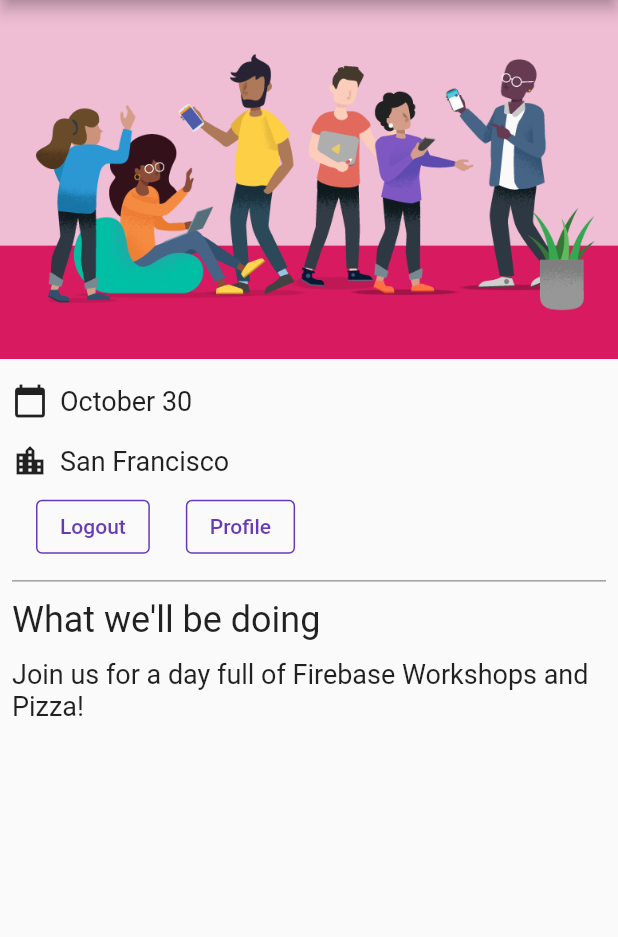
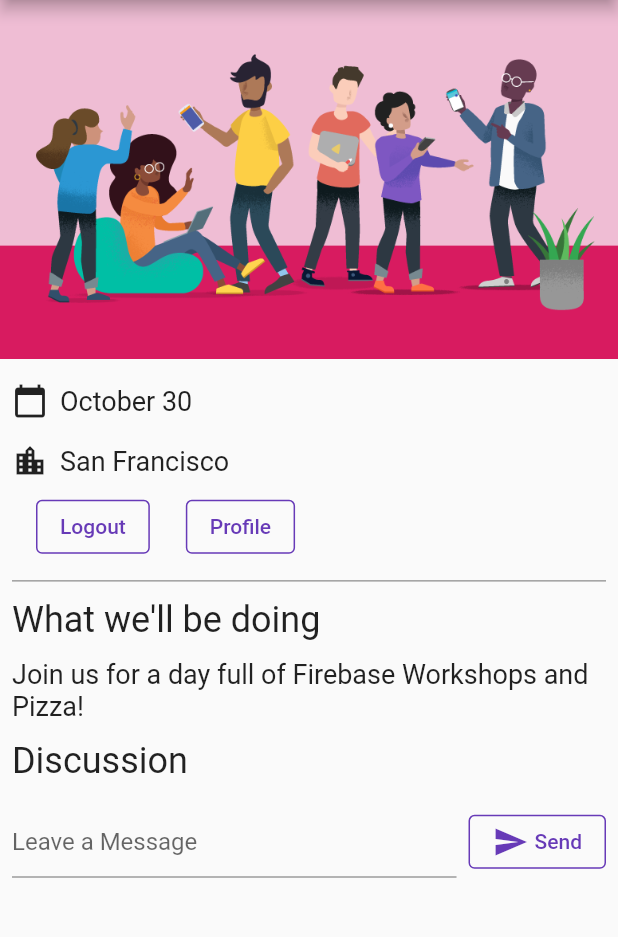
Before and after one commit to kihyeonkwon/gtk-flutter-firebase, a Flutter app: the screen it shows once a user with an empty profile is signed in, on a phone screen of 412 x 824 dp, the part 84-1021 px from its top. Run offline on Flutter 3.47's test engine with Material 2 defaults, Android fonts, the phone set to English and light mode, and no system bars; our stand-ins replace cloud_firestore, firebase_auth, firebase_core, google_fonts; missing offline and left inert: firebase_ui_auth; accounts and stored records are empty.

Commit message:
write message to firestore

```diff
--- a/lib/home_page.dart
+++ b/lib/home_page.dart
@@ -43,6 +43,20 @@ class HomePage extends StatelessWidget {
           const Paragraph(
             'Join us for a day full of Firebase Workshops and Pizza!',
           ),
+          Consumer<ApplicationState>(
+            builder: (context, appState, _) => Column(
+              crossAxisAlignment: CrossAxisAlignment.start,
+              children: [
+                if (appState.loggedIn) ...[
+                  const Header('Discussion'),
+                  GuestBook(
+                    addMessage: (message) =>
+                        appState.addMessageToGuestBook(message),
+                  )
+                ]
+              ],
+            ),
+          ),
         ],
       ),
     );
--- a/lib/main.dart
+++ b/lib/main.dart
@@ -10,6 +10,7 @@ import 'package:firebase_ui_auth/firebase_ui_auth.dart';
 import 'package:flutter/material.dart';
 import 'package:google_fonts/google_fonts.dart';
 import 'package:provider/provider.dart';
+import 'package:cloud_firestore/cloud_firestore.dart';
 
 import 'src/authentication.dart';
 import 'firebase_options.dart';
@@ -49,11 +50,13 @@ class App extends StatelessWidget {
           return const HomePage();
         },
         '/sign-in': ((context) {
-          return SignInScreen(
+          return Scaffold(
+            appBar: AppBar(),
+            body: SignInScreen(
               actions: [
                 ForgotPasswordAction(((context, email) {
-                Navigator.of(context)
-                    .pushNamed('/forgot-password', arguments: {'email': email});
+                  Navigator.of(context).pushNamed('/forgot-password',
+                      arguments: {'email': email});
                 })),
                 AuthStateChangeAction(((context, state) {
                   if (state is SignedIn || state is UserCreated) {
@@ -77,6 +80,7 @@ class App extends StatelessWidget {
                   }
                 })),
               ],
+            ),
           );
         }),
         '/forgot-password': ((context) {
@@ -113,6 +117,10 @@ class ApplicationState extends ChangeNotifier {
   bool _loggedIn = false;
   bool get loggedIn => _loggedIn;
 
+  StreamSubscription<QuerySnapshot>? _guestBookSubscription;
+  List<GuestBookMessage> _guestBookMessages = [];
+  List<GuestBookMessage> get guestBookMessages => _guestBookMessages;
+
   Future<void> init() async {
     await Firebase.initializeApp(
         options: DefaultFirebaseOptions.currentPlatform);
@@ -124,10 +132,102 @@ class ApplicationState extends ChangeNotifier {
     FirebaseAuth.instance.userChanges().listen((user) {
       if (user != null) {
         _loggedIn = true;
+        _guestBookSubscription = FirebaseFirestore.instance
+            .collection('guestbook')
+            .orderBy('timestamp', descending: true)
+            .snapshots()
+            .listen((snapshot) {
+          _guestBookMessages = [];
+          for (var document in snapshot.docs) {
+            _guestBookMessages.add(GuestBookMessage(
+                name: document.data()['name'] as String,
+                message: document.data()['text'] as String));
+          }
+        });
       } else {
         _loggedIn = false;
+        _guestBookMessages = [];
+        _guestBookSubscription?.cancel();
       }
       notifyListeners();
     });
   }
+
+  Future<DocumentReference> addMessageToGuestBook(String message) {
+    if (!_loggedIn) {
+      throw Exception('Must be logged in');
     }
+
+    return FirebaseFirestore.instance
+        .collection('guestbook')
+        .add(<String, dynamic>{
+      'text': message,
+      'timestamp': DateTime.now().microsecondsSinceEpoch,
+      'name': FirebaseAuth.instance.currentUser!.displayName,
+      'userId': FirebaseAuth.instance.currentUser!.uid,
+    });
+  }
+}
+
+class GuestBook extends StatefulWidget {
+  const GuestBook({required this.addMessage, super.key});
+  final FutureOr<void> Function(String message) addMessage;
+
+  @override
+  State<GuestBook> createState() => _GuestBookState();
+}
+
+class _GuestBookState extends State<GuestBook> {
+  final _formKey = GlobalKey<FormState>(debugLabel: '_GuestBookState');
+  final _controller = TextEditingController();
+
+  @override
+  Widget build(BuildContext context) {
+    return Padding(
+      padding: const EdgeInsets.all(8.0),
+      child: Form(
+        key: _formKey,
+        child: Row(
+          children: [
+            Expanded(
+              child: TextFormField(
+                controller: _controller,
+                decoration: const InputDecoration(hintText: 'Leave a Message'),
+                validator: (value) {
+                  if (value == null || value.isEmpty) {
+                    return 'Enter your Message';
+                  }
+                  return null;
+                },
+              ),
+            ),
+            const SizedBox(
+              width: 8,
+            ),
+            StyledButton(
+                child: Row(children: const [
+                  Icon(Icons.send),
+                  SizedBox(
+                    width: 4,
+                  ),
+                  Text('Send')
+                ]),
+                onPressed: () async {
+                  if (_formKey.currentState!.validate()) {
+                    await widget.addMessage(_controller.text);
+                    _controller.clear();
+                  }
+                })
+          ],
+        ),
+      ),
+    );
+  }
+}
+
+class GuestBookMessage {
+  GuestBookMessage({required this.name, required this.message});
+
+  final String name;
+  final String message;
+}
```
Lines whose indentation alone changed are shown as unchanged.
